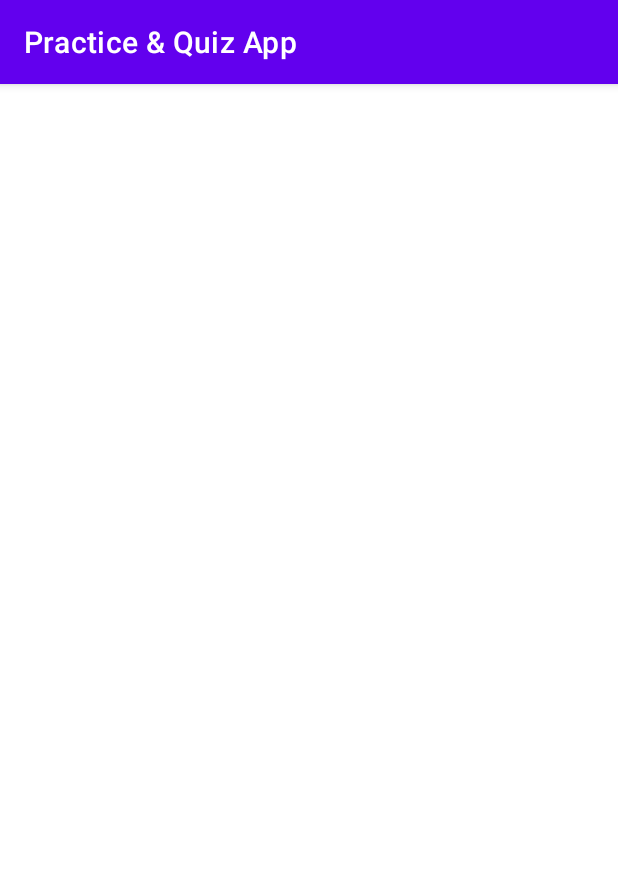
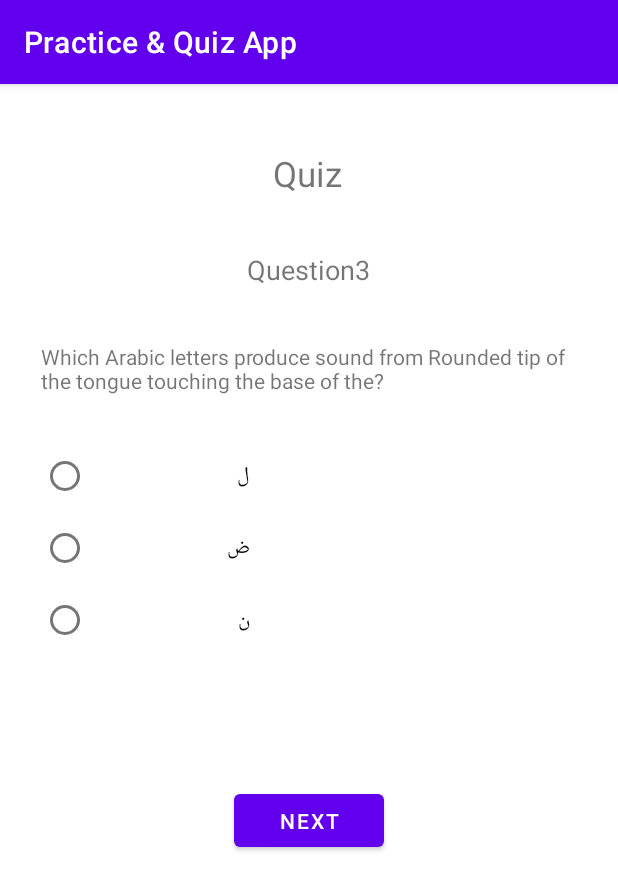
Before and after one commit to Transformer075/Practice_Quiz_App, an Android app: the activity_QuizQuestion3 screen opened directly, with no data from a screen before it, on a phone screen of 412 x 824 dp. Shown: the top 890 px of the screen. Run offline under Robolectric (Android 15) with nearby library versions, the phone set to English and light mode, and no system bars.

Commit message:
Quiz question3

```diff
--- a/app/src/main/java/com/example/practicequizapp/activity_QuizQuestion3.java
+++ b/app/src/main/java/com/example/practicequizapp/activity_QuizQuestion3.java
@@ -2,13 +2,99 @@ package com.example.practicequizapp;
 
 import androidx.appcompat.app.AppCompatActivity;
 
+import android.content.Intent;
 import android.os.Bundle;
+import android.view.View;
+import android.widget.Button;
+import android.widget.RadioButton;
+import android.widget.RadioGroup;
+import android.widget.TextView;
+
+import java.util.Random;
 
 public class activity_QuizQuestion3 extends AppCompatActivity {
+    String[] categoryArray = {"Halqiyah", "Lahatiyah", "Shajariyah-Haafiyah", "Tarfiyah", "Nit-eeyah", "Lisaveyah"
+            , "Ghunna"};
+    String[] arabicLetters = {"أ ہ","ع ح","غ خ","ق","ک","ج ش ی","ض","ل","ن","ر","ت د ط","ظ  ذ  ث","ص ز س","م ن","ف","ب","م","و","باَ بوُ بىِ"};
+    String[] soundProducedFrom = {"End of Throat", "Middle of Throat", "Start of the Throat", "Base of Tongue which" +
+            "is near Uvula touching the mouth roof", "Portion of Tongue near its base touching the roof of mouth",
+            "Tongue touching the center of the mouth roof", "One side of the tongue touching the molar teeth",
+            "Rounded tip of the tongue touching the base of the", "Rounded tip of the tongue touching the base of the frontal 6 teeth",
+            "Rounded tip of the tongue and some portion near it touching the base of the frontal 4 teeth",
+            "Tip of the tongue touching the base of the front 2 teeth", "Tip of the tongue touching the tip of the frontal 2 teeth"
+            , "Tip of the tongue comes between the front top and bottom teeth",
+            "While pronouncing the ending sound of  م  or ن , bring the vibration to the nose",
+            "Tip of the two upper jaw teeth touches the inner part of the lower lip",
+            "Inner part of the both lips touch each other", "Outer part of both lips touch each other",
+            "Rounding both lips and not closing the mouth", "Mouth empty space while speaking words like  باَ بوُ بىِ"};
 
+    TextView statementView3;
+    RadioButton btn_radio3_1, btn_radio3_2, btn_radio3_3;
+    RadioGroup radioGroup3;
+    Button btn_next4;
+    int correctAnswerCount3 = 0;
+    int randomNumber3;
     @Override
     protected void onCreate(Bundle savedInstanceState) {
         super.onCreate(savedInstanceState);
         setContentView(R.layout.activity_quiz_question3);
+
+        Intent intent1 = getIntent();
+        correctAnswerCount3 = intent1.getIntExtra("correctAnswerCount3", 0);
+
+        statementView3 = findViewById(R.id.statementView3);
+        btn_radio3_1 = findViewById(R.id.btn_radio3_1);
+        btn_radio3_2 = findViewById(R.id.btn_radio3_2);
+        btn_radio3_3 = findViewById(R.id.btn_radio3_3);
+        btn_next4 = findViewById(R.id.btn_next4);
+        radioGroup3 = findViewById(R.id.radioGroup3);
+
+        Random rand = new Random();
+        randomNumber3 = rand.nextInt(19);
+
+        statementView3.setText("Which Arabic letters produce sound from " + soundProducedFrom[randomNumber3] + "?");
+        btn_radio3_1.setText(arabicLetters[randomNumber3]);
+        if(randomNumber3 > 1){
+            btn_radio3_2.setText(arabicLetters[randomNumber3 - 1]);
+        }
+        else {
+            btn_radio3_2.setText(arabicLetters[randomNumber3 + 2]);
+        }
+
+        if (randomNumber3 < 18){
+            btn_radio3_3.setText(arabicLetters[randomNumber3 + 1]);
+        }
+        else {
+            btn_radio3_3.setText(arabicLetters[randomNumber3 - 2]);
+        }
+        btn_next4.setOnClickListener(new View.OnClickListener() {
+            @Override
+            public void onClick(View v) {
+
+                //Intent intent2 = new Intent(activity_QuizQuestion3.this, activity_QuizQuestion3.class);
+                //intent2.putExtra("correctAnswerCount4", correctAnswerCount3);
+                //startActivity(intent2);
+            }
+        });
+    }
+
+    public void onRadioButtonClicked3(View view) {
+        boolean checked3 = ((RadioButton) view).isChecked();
+
+        // Check which radio button was clicked
+        switch(view.getId()) {
+            case R.id.btn_radio3_1:
+                if (checked3 && arabicLetters[randomNumber3] == btn_radio3_1.getText())
+                    correctAnswerCount3++;
+                break;
+            case R.id.btn_radio3_2:
+                if (checked3 && arabicLetters[randomNumber3] == btn_radio3_2.getText())
+                    correctAnswerCount3++;
+                break;
+            case R.id.btn_radio3_3:
+                if (checked3 && arabicLetters[randomNumber3] == btn_radio3_3.getText())
+                    correctAnswerCount3++;
+                break;
+        }
     }
 }
--- a/app/src/main/res/layout/activity_quiz_question3.xml
+++ b/app/src/main/res/layout/activity_quiz_question3.xml
@@ -6,4 +6,81 @@
     android:layout_height="match_parent"
     tools:context=".activity_QuizQuestion3">
 
+    <TextView
+        android:id="@+id/textView9"
+        android:layout_width="70dp"
+        android:layout_height="wrap_content"
+        android:layout_marginTop="44dp"
+        android:text="@string/quiz"
+        android:textAlignment="center"
+        android:textSize="23dp"
+        app:layout_constraintEnd_toEndOf="parent"
+        app:layout_constraintHorizontal_bias="0.498"
+        app:layout_constraintStart_toStartOf="parent"
+        app:layout_constraintTop_toTopOf="parent" />
+
+    <TextView
+        android:id="@+id/textView10"
+        android:layout_width="wrap_content"
+        android:layout_height="wrap_content"
+        android:layout_marginTop="36dp"
+        android:text="@string/Question3"
+        android:textSize="18dp"
+        app:layout_constraintEnd_toEndOf="parent"
+        app:layout_constraintHorizontal_bias="0.498"
+        app:layout_constraintStart_toStartOf="parent"
+        app:layout_constraintTop_toBottomOf="@+id/textView9" />
+
+    <TextView
+        android:id="@+id/statementView3"
+        android:layout_width="357dp"
+        android:layout_height="61dp"
+        android:layout_marginTop="36dp"
+        android:text="TextView"
+        app:layout_constraintEnd_toEndOf="parent"
+        app:layout_constraintStart_toStartOf="parent"
+        app:layout_constraintTop_toBottomOf="@+id/textView10" />
+
+    <RadioGroup
+        android:id="@+id/radioGroup3"
+        android:layout_width="358dp"
+        android:layout_height="154dp"
+        android:layout_marginTop="4dp"
+        app:layout_constraintEnd_toEndOf="@+id/statementView3"
+        app:layout_constraintHorizontal_bias="0.0"
+        app:layout_constraintStart_toStartOf="@+id/statementView3"
+        app:layout_constraintTop_toBottomOf="@+id/statementView3">
+
+        <RadioButton
+            android:id="@+id/btn_radio3_1"
+            android:layout_width="139dp"
+            android:layout_height="wrap_content"
+            android:onClick="onRadioButtonClicked3"
+            android:text="RadioButton" />
+
+        <RadioButton
+            android:id="@+id/btn_radio3_2"
+            android:layout_width="139dp"
+            android:layout_height="wrap_content"
+            android:onClick="onRadioButtonClicked3"
+            android:text="RadioButton" />
+
+        <RadioButton
+            android:id="@+id/btn_radio3_3"
+            android:layout_width="139dp"
+            android:layout_height="wrap_content"
+            android:onClick="onRadioButtonClicked3"
+            android:text="RadioButton" />
+    </RadioGroup>
+
+    <Button
+        android:id="@+id/btn_next4"
+        android:layout_width="100dp"
+        android:layout_height="47dp"
+        android:layout_marginTop="76dp"
+        android:text="@string/btn_next"
+        app:layout_constraintEnd_toEndOf="parent"
+        app:layout_constraintHorizontal_bias="0.5"
+        app:layout_constraintStart_toStartOf="parent"
+        app:layout_constraintTop_toBottomOf="@+id/radioGroup3" />
 </androidx.constraintlayout.widget.ConstraintLayout>
```
